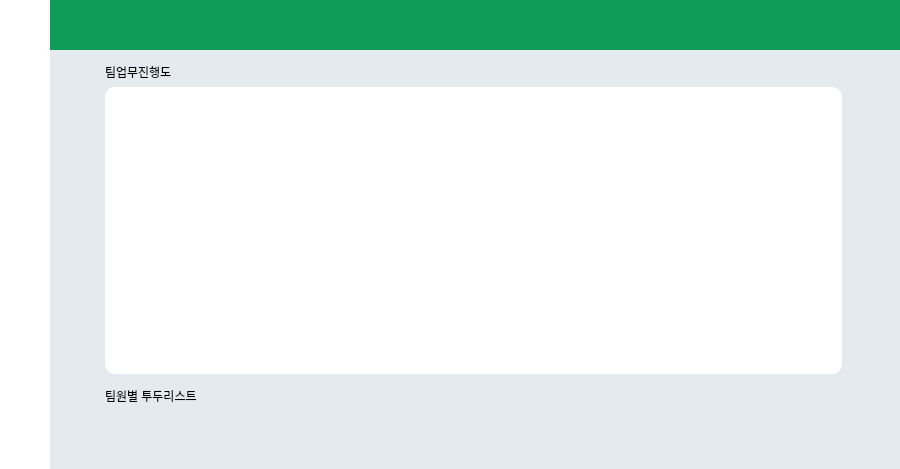
Before: the Qt Designer form main_code/front/ui/notice_board.ui in guaba98/TeamCollaborationTool, drawn with Qt 5; both pictures show x 220 to 1120 and y 0 to 469 of the 1120 by 630 pixel window.
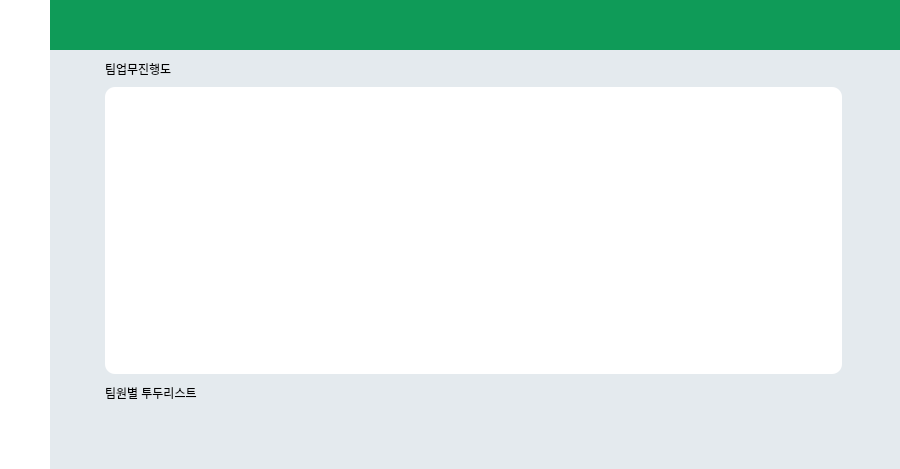
After: the same form once the commit is applied. The open tabs and pages were chosen to show the change. Icons and pictures are not drawn.

What changed in the file:
```diff
--- a/main_code/front/ui/notice_board.ui
+++ b/main_code/front/ui/notice_board.ui
@@ -1288,32 +1288,6 @@
             </item>
             <item>
              <widget class="QScrollArea" name="scrollArea">
-              <property name="styleSheet">
-               <string notr="true">
-            QScrollBar:vertical {
-                border: none;
-                background: #E4EAEE;
-                width: 10px;
-                margin: 0px;
-            }
-
-            QScrollBar::handle:vertical {
-                background: #14C871;
-                min-height: 20px;
-                border-radius: 5px;
-            }
-
-            QScrollBar::handle:vertical:hover {
-                background: #0F9B58;
-            }
-
-            QScrollBar::sub-line:vertical,
-            QScrollBar::add-line:vertical {
-                border: none;
-                height: 0px;
-            }
-</string>
-              </property>
               <property name="frameShape">
                <enum>QFrame::NoFrame</enum>
               </property>
@@ -1325,8 +1299,8 @@
                 <rect>
                  <x>0</x>
                  <y>0</y>
-                 <width>850</width>
-                 <height>574</height>
+                 <width>753</width>
+                 <height>367</height>
                 </rect>
                </property>
                <layout class="QVBoxLayout" name="verticalLayout_9">
@@ -1400,9 +1374,6 @@
                          <property name="text">
                           <string>팀업무진행도</string>
                          </property>
-                         <property name="alignment">
-                          <set>Qt::AlignBottom|Qt::AlignLeading|Qt::AlignLeft</set>
-                         </property>
                         </widget>
                        </item>
                        <item>
@@ -1439,9 +1410,6 @@
                       <property name="text">
                        <string>팀원별 투두리스트</string>
                       </property>
-                      <property name="alignment">
-                       <set>Qt::AlignBottom|Qt::AlignLeading|Qt::AlignLeft</set>
-                      </property>
                      </widget>
                     </item>
                     <item>
```
Left out of the diff: 118 changed lines with no effect on the pictures.
